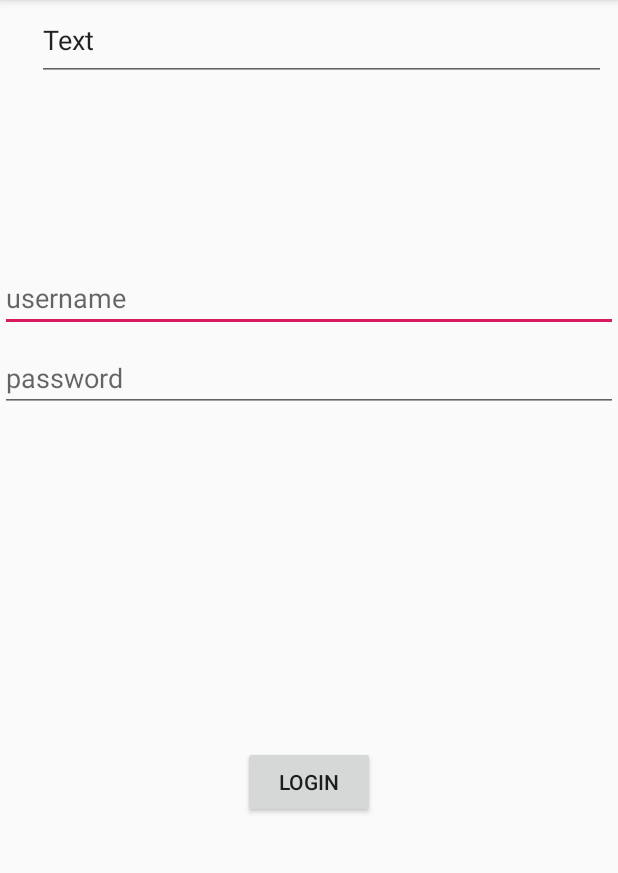
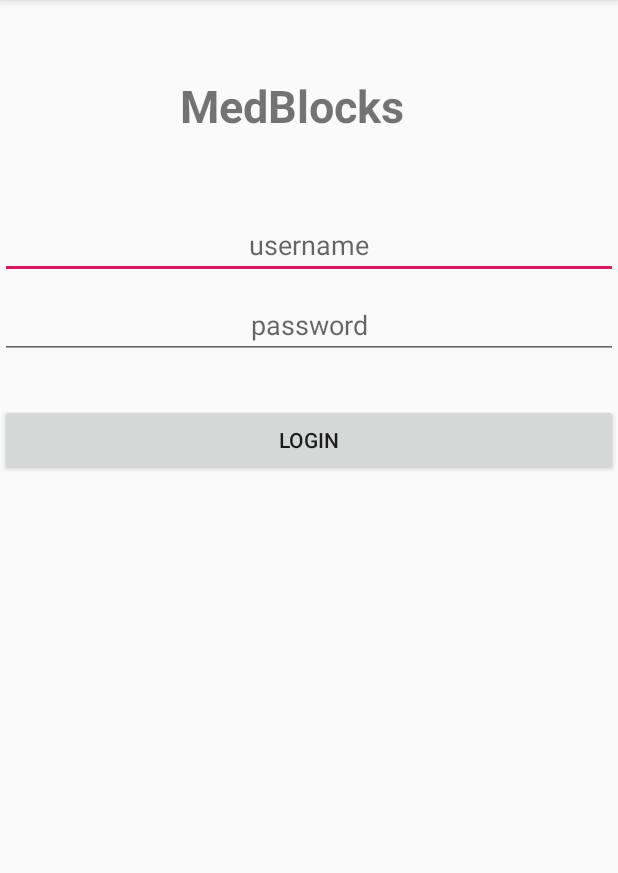
Before and after one commit to josephv7/TCS_Blockathon_2018, an Android app: the screen it shows after launch (Login), on a phone screen of 412 x 824 dp, the part 84-957 px from its top. Run offline under Robolectric (Android 15) with nearby library versions, the phone set to English and light mode, and no system bars; our stand-ins replace Firebase (no records; nobody signed in at launch, a user with empty details on screens opened directly).

Commit message:
ui changes

```diff
--- a/TCS_Blockathon_App/app/build.gradle
+++ b/TCS_Blockathon_App/app/build.gradle
@@ -23,6 +23,7 @@
     implementation fileTree(dir: 'libs', include: ['*.jar'])
     implementation 'com.android.support:appcompat-v7:27.1.1'
     implementation 'com.android.support.constraint:constraint-layout:1.1.0'
+    implementation 'com.github.clans:fab:1.6.4'
     testImplementation 'junit:junit:4.12'
     androidTestImplementation 'com.android.support.test:runner:1.0.2'
     androidTestImplementation 'com.android.support.test.espresso:espresso-core:3.0.2'
--- a/TCS_Blockathon_App/app/src/main/java/com/knights/blockathonapp/Api.java
+++ b/TCS_Blockathon_App/app/src/main/java/com/knights/blockathonapp/Api.java
@@ -2,6 +2,7 @@
 import android.content.SharedPreferences;
 import android.util.Log;
 
+import java.lang.reflect.Array;
 import java.util.List;
 
 import okhttp3.ResponseBody;
@@ -29,6 +30,6 @@
     @POST("/api/ShareDoctor")
     @FormUrlEncoded
     Call<List<DoctorPost>> setDoctor(@Field("newDoctorId") String doc_id,
-                        @Field("asset") String asset);
+                        @Field(value = "asset",encoded = true) String asset);
 
 }
--- /dev/null
+++ b/TCS_Blockathon_App/app/src/main/res/anim/anim.xml
@@ -0,0 +1,4 @@
+<?xml version="1.0" encoding="utf-8"?>
+<set xmlns:android="http://schemas.android.com/apk/res/android">
+
+</set>
--- a/TCS_Blockathon_App/app/src/main/res/layout/activity_login.xml
+++ b/TCS_Blockathon_App/app/src/main/res/layout/activity_login.xml
@@ -1,54 +1,58 @@
 <?xml version="1.0" encoding="utf-8"?>
-<android.support.constraint.ConstraintLayout xmlns:android="http://schemas.android.com/apk/res/android"
+<LinearLayout xmlns:android="http://schemas.android.com/apk/res/android"
     xmlns:app="http://schemas.android.com/apk/res-auto"
     xmlns:tools="http://schemas.android.com/tools"
     android:layout_width="match_parent"
     android:layout_height="match_parent"
+    android:orientation="vertical"
     tools:context=".Login">
+
+    <TextView
+        android:id="@+id/textView2"
+        android:layout_width="373dp"
+        android:layout_height="wrap_content"
+        android:layout_marginEnd="128dp"
+        android:layout_marginStart="8dp"
+        android:layout_marginTop="50dp"
+        android:text="MedBlocks"
+        android:textAlignment="center"
+        android:textSize="30sp"
+        android:textStyle="bold"
+        app:layout_constraintEnd_toEndOf="parent"
+        app:layout_constraintHorizontal_bias="0.506"
+        app:layout_constraintStart_toStartOf="parent"
+        tools:layout_editor_absoluteY="46dp" />
 
     <EditText
         android:id="@+id/username"
         android:layout_width="match_parent"
         android:layout_height="wrap_content"
-        android:layout_marginTop="176dp"
+        android:layout_marginTop="50dp"
+        android:hint="username"
+        android:textAlignment="center"
         app:layout_constraintTop_toTopOf="parent"
-        tools:layout_editor_absoluteX="0dp"
-        android:hint="username"/>
+        tools:layout_editor_absoluteX="0dp" />
 
     <EditText
         android:id="@+id/password"
         android:layout_width="match_parent"
         android:layout_height="wrap_content"
         android:layout_marginTop="8dp"
-        app:layout_constraintTop_toBottomOf="@+id/username"
-        android:hint="password"/>
+        android:hint="password"
+        android:password="true"
+        android:textAlignment="center"
+        app:layout_constraintTop_toBottomOf="@+id/username" />
 
     <Button
-        android:layout_width="wrap_content"
+        android:id="@+id/login"
+        android:layout_width="match_parent"
         android:layout_height="wrap_content"
-        android:layout_marginStart="8dp"
-        android:layout_marginTop="8dp"
-        android:layout_marginEnd="8dp"
-        android:layout_marginBottom="8dp"
-        android:id="@+id/login"
+        android:layout_marginTop="30dp"
         android:text="Login"
+
         app:layout_constraintBottom_toBottomOf="parent"
         app:layout_constraintEnd_toEndOf="parent"
         app:layout_constraintStart_toStartOf="parent"
         app:layout_constraintTop_toBottomOf="@+id/password" />
 
-    <EditText
-        android:id="@+id/url_text"
-        android:layout_width="379dp"
-        android:layout_height="54dp"
-        android:layout_marginEnd="8dp"
-        android:layout_marginStart="8dp"
-        android:ems="10"
-        android:inputType="textPersonName"
-        android:text="Text"
-        app:layout_constraintEnd_toEndOf="parent"
-        app:layout_constraintHorizontal_bias="1.0"
-        app:layout_constraintStart_toStartOf="parent"
-        tools:layout_editor_absoluteY="16dp" />
-
-</android.support.constraint.ConstraintLayout>
+</LinearLayout>
--- a/TCS_Blockathon_App/app/src/main/res/layout/activity_share_record.xml
+++ b/TCS_Blockathon_App/app/src/main/res/layout/activity_share_record.xml
@@ -14,7 +14,7 @@
         android:layout_marginTop="8dp"
         android:layout_marginEnd="8dp"
         android:layout_marginBottom="8dp"
-        android:text="Button"
+        android:text="SHARE RECORD"
         app:layout_constraintBottom_toBottomOf="parent"
         app:layout_constraintEnd_toEndOf="parent"
         app:layout_constraintStart_toStartOf="parent"
--- a/TCS_Blockathon_App/app/src/main/res/layout/activity_splash.xml
+++ b/TCS_Blockathon_App/app/src/main/res/layout/activity_splash.xml
@@ -9,10 +9,14 @@
     <TextView
         android:layout_width="wrap_content"
         android:layout_height="wrap_content"
-        android:text="Hello World!"
+        android:text="MEDBLOCK"
         app:layout_constraintBottom_toBottomOf="parent"
         app:layout_constraintLeft_toLeftOf="parent"
         app:layout_constraintRight_toRightOf="parent"
+        android:textSize="30sp"
+        android:textColor="#000"
+        android:textAlignment="center"
+        android:gravity="center_horizontal"
         app:layout_constraintTop_toTopOf="parent" />
 
 </android.support.constraint.ConstraintLayout>
```
Also changed, not shown: TCS_Blockathon_App/app/src/main/java/com/knights/blockathonapp/Home.java (+50 -16 lines), TCS_Blockathon_App/app/src/main/java/com/knights/blockathonapp/ShareRecord.java (+18 -17 lines), TCS_Blockathon_App/app/src/main/res/anim/fab_close.xml (added, +17 -0 lines), TCS_Blockathon_App/app/src/main/res/anim/fab_open.xml (added, +18 -0 lines), TCS_Blockathon_App/app/src/main/res/drawable/list.xml (added, +9 -0 lines), TCS_Blockathon_App/app/src/main/res/drawable/profile.xml (added, +9 -0 lines), TCS_Blockathon_App/app/src/main/res/drawable/scanner.xml (added, +12 -0 lines), TCS_Blockathon_App/app/src/main/res/drawable/share.xml (added, +9 -0 lines), TCS_Blockathon_App/app/src/main/res/layout/activity_document_fetch.xml (+18 -0 lines), TCS_Blockathon_App/app/src/main/res/layout/activity_home.xml (+74 -25 lines), TCS_Blockathon_App/app/src/main/res/drawable/document.png (added).
